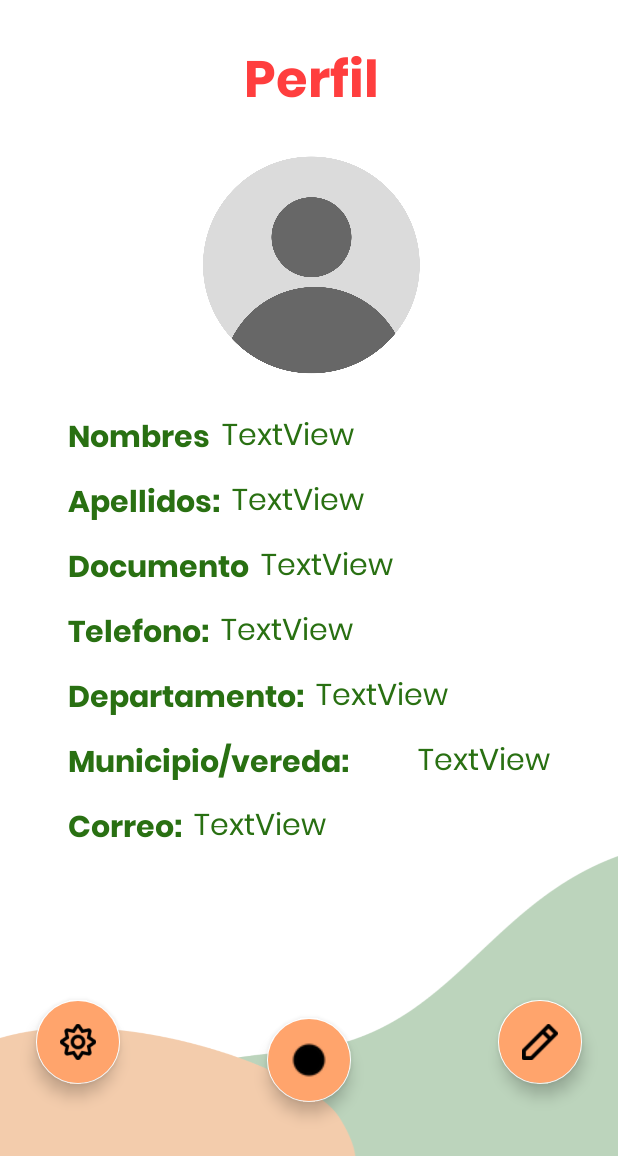
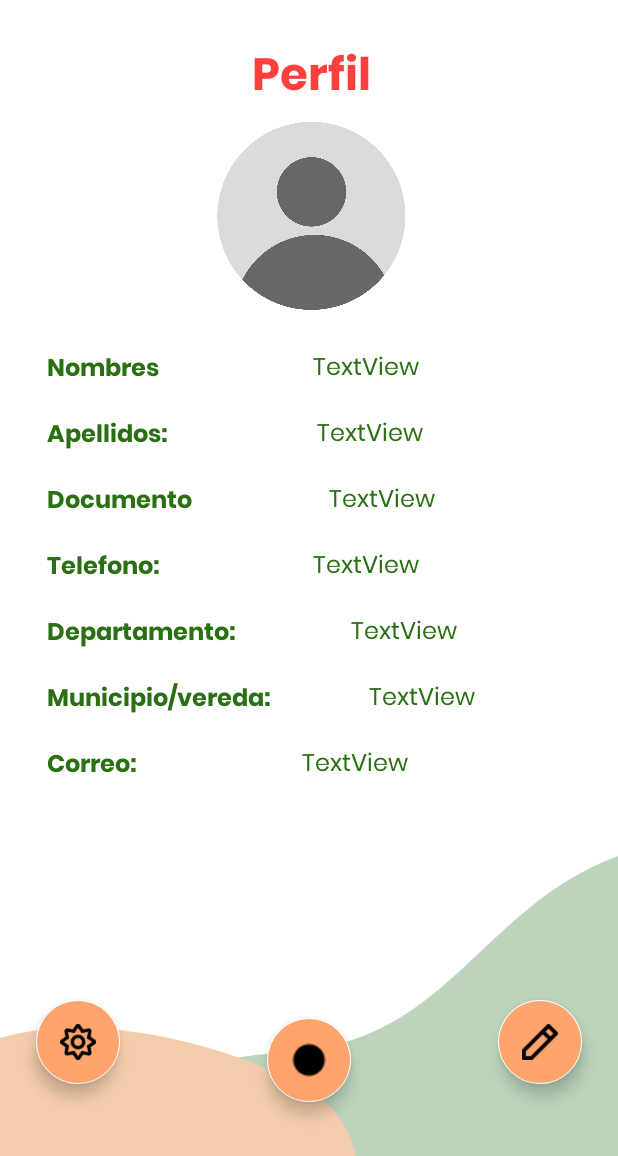
Before and after one commit to anderson-154/SmarTree, an Android app: the ProfileActivity screen opened directly, with no data from a screen before it, on a phone screen of 412 x 824 dp, the part 80-1236 px from its top. Run offline under Robolectric (Android 15) with nearby library versions, the phone set to English and light mode, and no system bars; our stand-ins replace CircleImageView, Firebase (no records; nobody signed in at launch, a user with empty details on screens opened directly); 9 statements that could not run were skipped.

Commit message:
fix(profile): Screen reponsive

```diff
--- a/app/src/main/res/layout/activity_profile.xml
+++ b/app/src/main/res/layout/activity_profile.xml
@@ -24,9 +24,8 @@
 
         <de.hdodenhof.circleimageview.CircleImageView
             android:id="@+id/imgProfile"
-            android:layout_width="150dp"
-            android:layout_height="150dp"
-            android:layout_marginTop="16dp"
+            android:layout_width="130dp"
+            android:layout_height="130dp"
             android:src="@drawable/profile_empty"
             app:layout_constraintEnd_toEndOf="parent"
             app:layout_constraintHorizontal_bias="0.506"
@@ -60,13 +59,13 @@
         <TextView
             android:id="@+id/textView"
             android:layout_width="wrap_content"
-            android:layout_height="0dp"
+            android:layout_height="wrap_content"
             android:layout_marginTop="24dp"
             android:fontFamily="@font/poppins_bold"
             android:text="Perfil"
             android:textAlignment="center"
             android:textColor="@color/dark_orange"
-            android:textSize="34sp"
+            android:textSize="30dp"
             android:textStyle="bold"
             app:layout_constraintEnd_toEndOf="@+id/imgProfile"
             app:layout_constraintStart_toStartOf="@+id/imgProfile"
@@ -126,30 +125,38 @@
 
         </androidx.constraintlayout.widget.ConstraintLayout>
 
+
+        <androidx.constraintlayout.widget.ConstraintLayout
+            android:id="@+id/parent2"
+            android:layout_width="350dp"
+            android:layout_height="wrap_content"
+            android:layout_marginTop="24dp"
+            app:layout_constraintEnd_toEndOf="parent"
+            app:layout_constraintStart_toStartOf="parent"
+            app:layout_constraintTop_toBottomOf="@+id/imgProfile">
+
+
             <TextView
                 android:id="@+id/textView2"
                 android:layout_width="wrap_content"
                 android:layout_height="wrap_content"
-            android:layout_marginTop="24dp"
                 android:fontFamily="@font/poppins_bold"
                 android:text="@string/nombres"
                 android:textColor="@color/dark_green"
-            android:textSize="20sp"
+                android:textSize="16sp"
                 android:textStyle="bold"
-            app:layout_constraintStart_toStartOf="@+id/textView3"
-            app:layout_constraintTop_toBottomOf="@+id/imgProfile" />
+                app:layout_constraintStart_toStartOf="@id/parent2"
+                app:layout_constraintTop_toTopOf="@id/parent2" />
 
             <TextView
                 android:id="@+id/dptoTxt"
-            android:layout_width="0dp"
-            android:layout_height="0dp"
-            android:layout_marginStart="8dp"
+                android:layout_width="wrap_content"
+                android:layout_height="30dp"
                 android:fontFamily="@font/poppins"
                 android:text="TextView"
                 android:textColor="@color/dark_green"
-            android:textSize="20sp"
-            app:layout_constraintBottom_toBottomOf="@+id/textView6"
-            app:layout_constraintEnd_toEndOf="@+id/cityTxt"
+                android:textSize="16sp"
+                app:layout_constraintEnd_toEndOf="@id/parent2"
                 app:layout_constraintStart_toEndOf="@+id/textView6"
                 app:layout_constraintTop_toTopOf="@+id/textView6" />
 
@@ -157,107 +164,99 @@
                 android:id="@+id/textView6"
                 android:layout_width="wrap_content"
                 android:layout_height="0dp"
-            android:layout_marginTop="8dp"
+                android:layout_marginTop="16dp"
                 android:fontFamily="@font/poppins_bold"
                 android:text="@string/departamento1"
                 android:textColor="@color/dark_green"
-            android:textSize="20sp"
+                android:textSize="16sp"
                 android:textStyle="bold"
-            app:layout_constraintStart_toStartOf="@+id/textView4"
+                app:layout_constraintStart_toStartOf="@id/parent2"
                 app:layout_constraintTop_toBottomOf="@+id/textView5" />
 
             <TextView
                 android:id="@+id/textView3"
                 android:layout_width="wrap_content"
                 android:layout_height="0dp"
-            android:layout_marginTop="8dp"
+                android:layout_marginTop="16dp"
                 android:fontFamily="@font/poppins_bold"
                 android:text="@string/apellidos1"
                 android:textColor="@color/dark_green"
-            android:textSize="20sp"
+                android:textSize="16sp"
                 android:textStyle="bold"
-            app:layout_constraintStart_toStartOf="@+id/forgotPasswordTV"
+                app:layout_constraintStart_toStartOf="@id/parent2"
                 app:layout_constraintTop_toBottomOf="@+id/textView2" />
 
             <TextView
-            android:id="@+id/forgotPasswordTV"
+                android:id="@+id/textView200"
                 android:layout_width="wrap_content"
                 android:layout_height="0dp"
-            android:layout_marginTop="8dp"
+                android:layout_marginTop="16dp"
                 android:fontFamily="@font/poppins_bold"
                 android:text="@string/documento"
                 android:textColor="@color/dark_green"
-            android:textSize="20sp"
+                android:textSize="16sp"
                 android:textStyle="bold"
-            app:layout_constraintStart_toStartOf="@+id/textView5"
+                app:layout_constraintStart_toStartOf="@id/parent2"
                 app:layout_constraintTop_toBottomOf="@+id/textView3" />
 
             <TextView
                 android:id="@+id/textView5"
                 android:layout_width="wrap_content"
                 android:layout_height="0dp"
-            android:layout_marginTop="8dp"
+                android:layout_marginTop="16dp"
                 android:fontFamily="@font/poppins_bold"
                 android:text="@string/tel1"
                 android:textColor="@color/dark_green"
-            android:textSize="20sp"
+                android:textSize="16sp"
                 android:textStyle="bold"
-            app:layout_constraintStart_toStartOf="@+id/textView6"
-            app:layout_constraintTop_toBottomOf="@+id/forgotPasswordTV" />
+                app:layout_constraintStart_toStartOf="@id/parent2"
+                app:layout_constraintTop_toBottomOf="@+id/textView200" />
 
             <TextView
                 android:id="@+id/nameTxt"
-            android:layout_width="0dp"
-            android:layout_height="0dp"
-            android:layout_marginStart="8dp"
+                android:layout_width="wrap_content"
+                android:layout_height="30dp"
                 android:fontFamily="@font/poppins"
                 android:text="TextView"
                 android:textColor="@color/dark_green"
-            android:textSize="20sp"
-            app:layout_constraintBottom_toBottomOf="@+id/textView2"
-            app:layout_constraintEnd_toEndOf="@+id/lastNameTxt"
+                android:textSize="16sp"
+                app:layout_constraintEnd_toEndOf="@id/parent2"
                 app:layout_constraintStart_toEndOf="@+id/textView2"
-            app:layout_constraintTop_toTopOf="@+id/textView2" />
+                app:layout_constraintTop_toTopOf="@id/parent2" />
 
             <TextView
                 android:id="@+id/lastNameTxt"
-            android:layout_width="0dp"
-            android:layout_height="0dp"
-            android:layout_marginStart="8dp"
+                android:layout_width="wrap_content"
+                android:layout_height="30dp"
                 android:fontFamily="@font/poppins"
                 android:text="TextView"
                 android:textColor="@color/dark_green"
-            android:textSize="20sp"
-            app:layout_constraintBottom_toBottomOf="@+id/textView3"
-            app:layout_constraintEnd_toEndOf="@+id/documentTxt"
+                android:textSize="16sp"
+                app:layout_constraintEnd_toEndOf="@id/parent2"
                 app:layout_constraintStart_toEndOf="@+id/textView3"
                 app:layout_constraintTop_toTopOf="@+id/textView3" />
 
             <TextView
                 android:id="@+id/documentTxt"
-            android:layout_width="0dp"
-            android:layout_height="0dp"
-            android:layout_marginStart="8dp"
+                android:layout_width="wrap_content"
+                android:layout_height="30dp"
                 android:fontFamily="@font/poppins"
                 android:text="TextView"
                 android:textColor="@color/dark_green"
-            android:textSize="20sp"
-            app:layout_constraintBottom_toBottomOf="@+id/forgotPasswordTV"
-            app:layout_constraintEnd_toEndOf="@+id/phoneTxt"
-            app:layout_constraintStart_toEndOf="@+id/forgotPasswordTV"
-            app:layout_constraintTop_toTopOf="@+id/forgotPasswordTV" />
+                android:textSize="16sp"
+                app:layout_constraintEnd_toEndOf="@id/parent2"
+                app:layout_constraintStart_toEndOf="@+id/textView200"
+                app:layout_constraintTop_toTopOf="@+id/textView200" />
 
             <TextView
                 android:id="@+id/phoneTxt"
-            android:layout_width="0dp"
-            android:layout_height="0dp"
-            android:layout_marginStart="8dp"
+                android:layout_width="wrap_content"
+                android:layout_height="30dp"
                 android:fontFamily="@font/poppins"
                 android:text="TextView"
                 android:textColor="@color/dark_green"
-            android:textSize="20sp"
-            app:layout_constraintBottom_toBottomOf="@+id/textView5"
-            app:layout_constraintEnd_toEndOf="@+id/dptoTxt"
+                android:textSize="16sp"
+                app:layout_constraintEnd_toEndOf="@id/parent2"
                 app:layout_constraintStart_toEndOf="@+id/textView5"
                 app:layout_constraintTop_toTopOf="@+id/textView5" />
 
@@ -265,56 +264,52 @@
                 android:id="@+id/textView4"
                 android:layout_width="wrap_content"
                 android:layout_height="wrap_content"
-            android:layout_marginTop="8dp"
+                android:layout_marginTop="16dp"
                 android:fontFamily="@font/poppins_bold"
                 android:text="@string/vereda"
                 android:textColor="@color/dark_green"
-            android:textSize="20sp"
-            app:layout_constraintEnd_toStartOf="@+id/cityTxt"
-            app:layout_constraintHorizontal_bias="0.5"
-            app:layout_constraintStart_toStartOf="parent"
+                android:textSize="16sp"
+                app:layout_constraintStart_toStartOf="@id/parent2"
                 app:layout_constraintTop_toBottomOf="@+id/textView6" />
 
             <TextView
                 android:id="@+id/textView7"
                 android:layout_width="wrap_content"
                 android:layout_height="wrap_content"
-            android:layout_marginTop="8dp"
+                android:layout_marginTop="16dp"
                 android:fontFamily="@font/poppins_bold"
                 android:text="@string/correo1"
                 android:textColor="@color/dark_green"
-            android:textSize="20sp"
-            app:layout_constraintStart_toStartOf="@+id/textView4"
+                android:textSize="16sp"
+                app:layout_constraintStart_toStartOf="@id/parent2"
                 app:layout_constraintTop_toBottomOf="@+id/textView4" />
 
             <TextView
                 android:id="@+id/cityTxt"
                 android:layout_width="wrap_content"
-            android:layout_height="0dp"
+                android:layout_height="30dp"
                 android:fontFamily="@font/poppins"
                 android:text="TextView"
                 android:textColor="@color/dark_green"
-            android:textSize="20sp"
-            app:layout_constraintBottom_toBottomOf="@+id/textView4"
-            app:layout_constraintEnd_toEndOf="parent"
-            app:layout_constraintHorizontal_bias="0.5"
+                android:textSize="16sp"
+                app:layout_constraintEnd_toEndOf="@id/parent2"
                 app:layout_constraintStart_toEndOf="@+id/textView4"
                 app:layout_constraintTop_toTopOf="@+id/textView4" />
 
             <TextView
                 android:id="@+id/emailTxt"
-            android:layout_width="0dp"
-            android:layout_height="35dp"
-            android:layout_marginStart="8dp"
+                android:layout_width="wrap_content"
+                android:layout_height="30dp"
                 android:fontFamily="@font/poppins"
                 android:text="TextView"
                 android:textColor="@color/dark_green"
-            android:textSize="20sp"
-            app:layout_constraintBottom_toBottomOf="@+id/textView7"
-            app:layout_constraintEnd_toEndOf="@+id/cityTxt"
+                android:textSize="16sp"
+                app:layout_constraintEnd_toEndOf="@id/parent2"
                 app:layout_constraintStart_toEndOf="@+id/textView7"
                 app:layout_constraintTop_toTopOf="@+id/textView7" />
 
         </androidx.constraintlayout.widget.ConstraintLayout>
 
     </androidx.constraintlayout.widget.ConstraintLayout>
+
+</androidx.constraintlayout.widget.ConstraintLayout>
```
Lines whose indentation alone changed are shown as unchanged.
